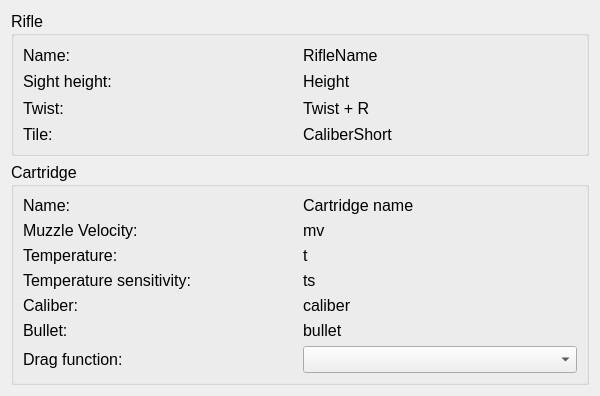
The window that ui_templates/template_info.ui (o-murphy/archer_ballistics_constructor) describes before a commit, drawn with Qt 5.
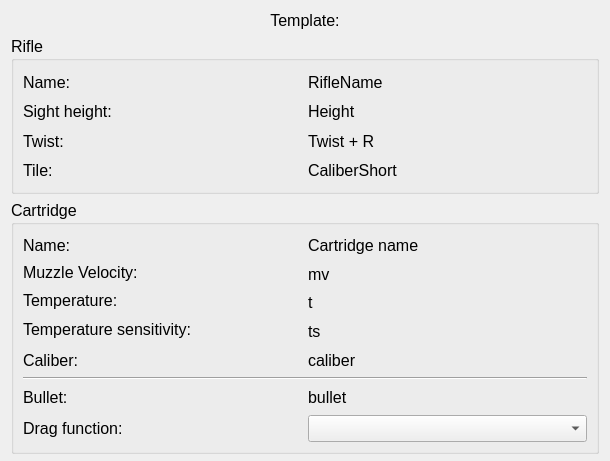
The same window after the commit.

Diff of the .ui file:
```diff
--- a/ui_templates/template_info.ui
+++ b/ui_templates/template_info.ui
@@ -6,8 +6,8 @@
    <rect>
     <x>0</x>
     <y>0</y>
-    <width>600</width>
-    <height>396</height>
+    <width>610</width>
+    <height>461</height>
    </rect>
   </property>
   <property name="sizePolicy">
@@ -16,11 +16,23 @@
     <verstretch>0</verstretch>
    </sizepolicy>
   </property>
+  <property name="minimumSize">
+   <size>
+    <width>0</width>
+    <height>461</height>
+   </size>
+  </property>
+  <property name="maximumSize">
+   <size>
+    <width>16777215</width>
+    <height>461</height>
+   </size>
+  </property>
   <property name="windowTitle">
    <string>Form</string>
   </property>
   <layout class="QGridLayout" name="gridLayout">
-   <item row="0" column="0">
+   <item row="1" column="0">
     <widget class="QGroupBox" name="rifleGroupBox">
      <property name="sizePolicy">
       <sizepolicy hsizetype="Expanding" vsizetype="Preferred">
@@ -31,7 +43,13 @@
      <property name="minimumSize">
       <size>
        <width>0</width>
-       <height>0</height>
+       <height>158</height>
+      </size>
+     </property>
+     <property name="maximumSize">
+      <size>
+       <width>16777215</width>
+       <height>158</height>
       </size>
      </property>
      <property name="font">
@@ -178,7 +196,7 @@
      </layout>
     </widget>
    </item>
-   <item row="1" column="0">
+   <item row="2" column="0">
     <widget class="QGroupBox" name="cartridgeGroupBox">
      <property name="sizePolicy">
       <sizepolicy hsizetype="Expanding" vsizetype="Preferred">
@@ -186,6 +204,18 @@
        <verstretch>0</verstretch>
       </sizepolicy>
      </property>
+     <property name="minimumSize">
+      <size>
+       <width>0</width>
+       <height>254</height>
+      </size>
+     </property>
+     <property name="maximumSize">
+      <size>
+       <width>16777215</width>
+       <height>254</height>
+      </size>
+     </property>
      <property name="font">
       <font>
        <pointsize>12</pointsize>
@@ -204,8 +234,8 @@
       <bool>false</bool>
      </property>
      <layout class="QGridLayout" name="gridLayout_5">
-      <item row="4" column="0">
-       <widget class="QLabel" name="label_85">
+      <item row="0" column="0">
+       <widget class="QLabel" name="label_90">
         <property name="sizePolicy">
          <sizepolicy hsizetype="Preferred" vsizetype="Expanding">
           <horstretch>0</horstretch>
@@ -218,18 +248,24 @@
           <height>0</height>
          </size>
         </property>
+        <property name="maximumSize">
+         <size>
+          <width>16777215</width>
+          <height>16777215</height>
+         </size>
+        </property>
         <property name="font">
          <font>
           <pointsize>12</pointsize>
          </font>
         </property>
         <property name="text">
-         <string>Caliber:</string>
+         <string>Name:</string>
         </property>
        </widget>
       </item>
-      <item row="5" column="0">
-       <widget class="QLabel" name="label_86">
+      <item row="7" column="0">
+       <widget class="QLabel" name="label_91">
         <property name="sizePolicy">
          <sizepolicy hsizetype="Preferred" vsizetype="Expanding">
           <horstretch>0</horstretch>
@@ -248,7 +284,17 @@
          </font>
         </property>
         <property name="text">
-         <string>Bullet:</string>
+         <string>Drag function:</string>
+        </property>
+       </widget>
+      </item>
+      <item row="7" column="1">
+       <widget class="QComboBox" name="drag_func"/>
+      </item>
+      <item row="5" column="0" colspan="2">
+       <widget class="Line" name="line">
+        <property name="orientation">
+         <enum>Qt::Horizontal</enum>
         </property>
        </widget>
       </item>
@@ -276,55 +322,51 @@
         </property>
        </widget>
       </item>
-      <item row="0" column="1" alignment="Qt::AlignLeft">
-       <widget class="QLabel" name="cartridgeName">
+      <item row="6" column="0">
+       <widget class="QLabel" name="label_86">
         <property name="sizePolicy">
          <sizepolicy hsizetype="Preferred" vsizetype="Expanding">
           <horstretch>0</horstretch>
           <verstretch>0</verstretch>
          </sizepolicy>
         </property>
-        <property name="text">
-         <string>Cartridge name</string>
+        <property name="minimumSize">
+         <size>
+          <width>180</width>
+          <height>0</height>
+         </size>
         </property>
-       </widget>
-      </item>
-      <item row="3" column="1">
-       <widget class="QLabel" name="ts">
-        <property name="sizePolicy">
-         <sizepolicy hsizetype="Preferred" vsizetype="Expanding">
-          <horstretch>0</horstretch>
-          <verstretch>0</verstretch>
-         </sizepolicy>
+        <property name="font">
+         <font>
+          <pointsize>12</pointsize>
+         </font>
         </property>
         <property name="text">
-         <string>ts</string>
+         <string>Bullet:</string>
         </property>
        </widget>
       </item>
-      <item row="1" column="1" alignment="Qt::AlignLeft">
-       <widget class="QLabel" name="mv">
+      <item row="4" column="0">
+       <widget class="QLabel" name="label_85">
         <property name="sizePolicy">
          <sizepolicy hsizetype="Preferred" vsizetype="Expanding">
           <horstretch>0</horstretch>
           <verstretch>0</verstretch>
          </sizepolicy>
         </property>
-        <property name="text">
-         <string>mv</string>
+        <property name="minimumSize">
+         <size>
+          <width>180</width>
+          <height>0</height>
+         </size>
         </property>
-       </widget>
-      </item>
-      <item row="2" column="1" alignment="Qt::AlignLeft">
-       <widget class="QLabel" name="temp">
-        <property name="sizePolicy">
-         <sizepolicy hsizetype="Preferred" vsizetype="Expanding">
-          <horstretch>0</horstretch>
-          <verstretch>0</verstretch>
-         </sizepolicy>
+        <property name="font">
+         <font>
+          <pointsize>12</pointsize>
+         </font>
         </property>
         <property name="text">
-         <string>t</string>
+         <string>Caliber:</string>
         </property>
        </widget>
       </item>
@@ -388,30 +430,6 @@
         </property>
        </widget>
       </item>
-      <item row="5" column="1">
-       <widget class="QLabel" name="bullet">
-        <property name="sizePolicy">
-         <sizepolicy hsizetype="Preferred" vsizetype="Expanding">
-          <horstretch>0</horstretch>
-          <verstretch>0</verstretch>
-         </sizepolicy>
-        </property>
-        <property name="minimumSize">
-         <size>
-          <width>180</width>
-          <height>0</height>
-         </size>
-        </property>
-        <property name="font">
-         <font>
-          <pointsize>12</pointsize>
-         </font>
-        </property>
-        <property name="text">
-         <string>bullet</string>
-        </property>
-       </widget>
-      </item>
       <item row="4" column="1">
        <widget class="QLabel" name="caliber">
         <property name="sizePolicy">
@@ -436,66 +454,112 @@
         </property>
        </widget>
       </item>
-      <item row="0" column="0">
-       <widget class="QLabel" name="label_90">
-        <property name="sizePolicy">
-         <sizepolicy hsizetype="Preferred" vsizetype="Expanding">
-          <horstretch>0</horstretch>
-          <verstretch>0</verstretch>
-         </sizepolicy>
-        </property>
-        <property name="minimumSize">
-         <size>
-          <width>180</width>
-          <height>0</height>
-         </size>
-        </property>
-        <property name="maximumSize">
-         <size>
-          <width>16777215</width>
-          <height>16777215</height>
-         </size>
-        </property>
-        <property name="font">
-         <font>
-          <pointsize>12</pointsize>
-         </font>
-        </property>
-        <property name="text">
-         <string>Name:</string>
-        </property>
-       </widget>
-      </item>
-      <item row="6" column="0">
-       <widget class="QLabel" name="label_91">
-        <property name="sizePolicy">
-         <sizepolicy hsizetype="Preferred" vsizetype="Expanding">
-          <horstretch>0</horstretch>
-          <verstretch>0</verstretch>
-         </sizepolicy>
-        </property>
-        <property name="minimumSize">
-         <size>
-          <width>180</width>
-          <height>0</height>
-         </size>
-        </property>
-        <property name="font">
-         <font>
-          <pointsize>12</pointsize>
-         </font>
-        </property>
-        <property name="text">
-         <string>Drag function:</string>
-        </property>
-       </widget>
-      </item>
       <item row="6" column="1">
-       <widget class="QComboBox" name="drag_func"/>
+       <widget class="QLabel" name="bullet">
+        <property name="sizePolicy">
+         <sizepolicy hsizetype="Preferred" vsizetype="Expanding">
+          <horstretch>0</horstretch>
+          <verstretch>0</verstretch>
+         </sizepolicy>
+        </property>
+        <property name="minimumSize">
+         <size>
+          <width>180</width>
+          <height>0</height>
+         </size>
+        </property>
+        <property name="font">
+         <font>
+          <pointsize>12</pointsize>
+         </font>
+        </property>
+        <property name="text">
+         <string>bullet</string>
+        </property>
+       </widget>
+      </item>
+      <item row="2" column="1" alignment="Qt::AlignLeft">
+       <widget class="QLabel" name="temp">
+        <property name="sizePolicy">
+         <sizepolicy hsizetype="Preferred" vsizetype="Expanding">
+          <horstretch>0</horstretch>
+          <verstretch>0</verstretch>
+         </sizepolicy>
+        </property>
+        <property name="text">
+         <string>t</string>
+        </property>
+       </widget>
+      </item>
+      <item row="3" column="1">
+       <widget class="QLabel" name="ts">
+        <property name="sizePolicy">
+         <sizepolicy hsizetype="Preferred" vsizetype="Expanding">
+          <horstretch>0</horstretch>
+          <verstretch>0</verstretch>
+         </sizepolicy>
+        </property>
+        <property name="text">
+         <string>ts</string>
+        </property>
+       </widget>
+      </item>
+      <item row="1" column="1" alignment="Qt::AlignLeft">
+       <widget class="QLabel" name="mv">
+        <property name="sizePolicy">
+         <sizepolicy hsizetype="Preferred" vsizetype="Expanding">
+          <horstretch>0</horstretch>
+          <verstretch>0</verstretch>
+         </sizepolicy>
+        </property>
+        <property name="text">
+         <string>mv</string>
+        </property>
+       </widget>
+      </item>
+      <item row="0" column="1" alignment="Qt::AlignLeft">
+       <widget class="QLabel" name="cartridgeName">
+        <property name="sizePolicy">
+         <sizepolicy hsizetype="Preferred" vsizetype="Expanding">
+          <horstretch>0</horstretch>
+          <verstretch>0</verstretch>
+         </sizepolicy>
+        </property>
+        <property name="text">
+         <string>Cartridge name</string>
+        </property>
+       </widget>
       </item>
      </layout>
     </widget>
    </item>
+   <item row="0" column="0" alignment="Qt::AlignTop">
+    <widget class="QLabel" name="templateName">
+     <property name="sizePolicy">
+      <sizepolicy hsizetype="Preferred" vsizetype="Preferred">
+       <horstretch>0</horstretch>
+       <verstretch>0</verstretch>
+      </sizepolicy>
+     </property>
+     <property name="minimumSize">
+      <size>
+       <width>120</width>
+       <height>0</height>
+      </size>
+     </property>
+     <property name="font">
+      <font>
+       <pointsize>12</pointsize>
+      </font>
+     </property>
+     <property name="text">
+      <string>Template:</string>
+     </property>
+     <property name="alignment">
+      <set>Qt::AlignCenter</set>
+     </property>
+    </widget>
+   </item>
   </layout>
  </widget>
  <resources/>
```
